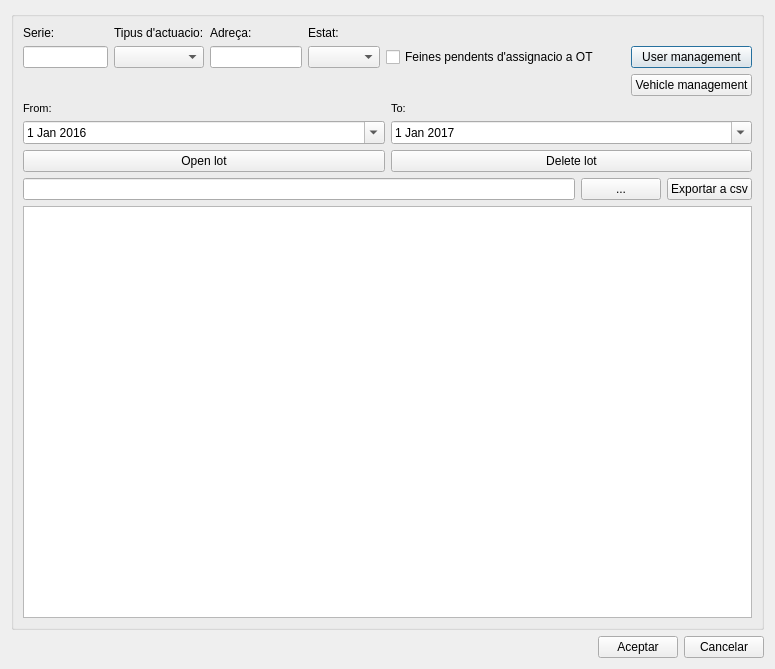
Old version of the form ui/lot_management.ui in the repository Giswater/giswater_qgis_plugin.
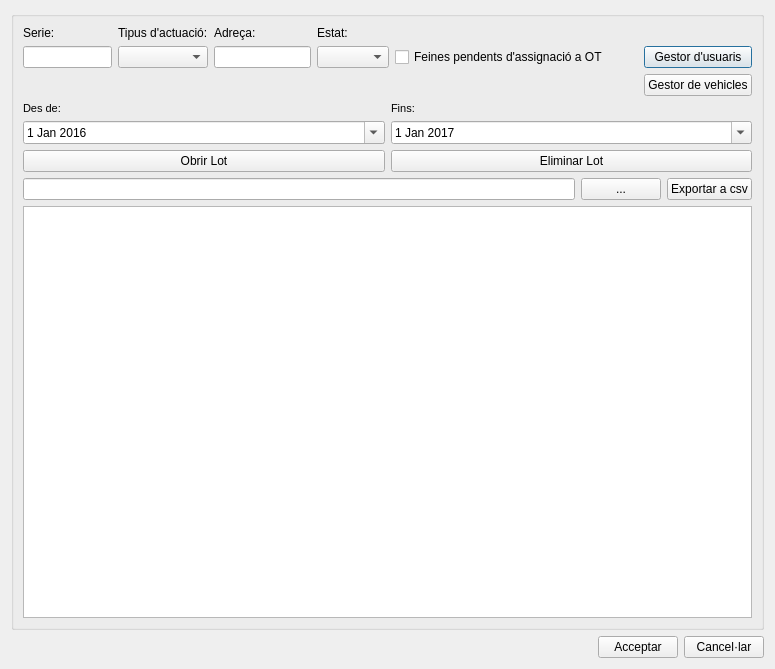
New version of the form.

Commit message: Translate lot forms to catalan

Diff of the .ui file:
```diff
--- a/ui/lot_management.ui
+++ b/ui/lot_management.ui
@@ -25,7 +25,7 @@
         <item row="1" column="6">
          <widget class="QPushButton" name="btn_manage_user">
           <property name="text">
-           <string>User management</string>
+           <string>Gestor d'usuaris</string>
           </property>
          </widget>
         </item>
@@ -61,7 +61,7 @@
         <item row="0" column="1">
          <widget class="QLabel" name="label">
           <property name="text">
-           <string>Tipus d'actuacio:</string>
+           <string>&lt;html&gt;&lt;head/&gt;&lt;body&gt;&lt;p&gt;Tipus d'actuació:&lt;/p&gt;&lt;/body&gt;&lt;/html&gt;</string>
           </property>
          </widget>
         </item>
@@ -82,7 +82,7 @@
         <item row="1" column="4">
          <widget class="QCheckBox" name="chk_assignacio">
           <property name="text">
-           <string>Feines pendents d'assignacio a OT</string>
+           <string>Feines pendents d'assignació a OT</string>
           </property>
          </widget>
         </item>
@@ -99,7 +99,7 @@
         <item row="2" column="6">
          <widget class="QPushButton" name="btn_manage_vehicle">
           <property name="text">
-           <string>Vehicle management</string>
+           <string>Gestor de vehicles</string>
           </property>
          </widget>
         </item>
@@ -123,7 +123,7 @@
              <enum>QFrame::Plain</enum>
             </property>
             <property name="text">
-             <string>From:</string>
+             <string>Des de:</string>
             </property>
             <property name="textFormat">
              <enum>Qt::AutoText</enum>
@@ -171,7 +171,7 @@
              <enum>QFrame::Raised</enum>
             </property>
             <property name="text">
-             <string>To:</string>
+             <string>Fins:</string>
             </property>
             <property name="textFormat">
              <enum>Qt::AutoText</enum>
@@ -207,14 +207,14 @@
         <item>
          <widget class="QPushButton" name="btn_open">
           <property name="text">
-           <string>Open lot</string>
+           <string>Obrir Lot</string>
           </property>
          </widget>
         </item>
         <item>
          <widget class="QPushButton" name="btn_delete">
           <property name="text">
-           <string>Delete lot</string>
+           <string>Eliminar Lot</string>
           </property>
          </widget>
         </item>
@@ -269,14 +269,14 @@
      <item>
       <widget class="QPushButton" name="btn_accept">
        <property name="text">
-        <string>Aceptar</string>
+        <string>Acceptar</string>
        </property>
       </widget>
      </item>
      <item>
       <widget class="QPushButton" name="btn_cancel">
        <property name="text">
-        <string>Cancelar</string>
+        <string>Cancel·lar</string>
        </property>
       </widget>
      </item>
```
Left out of the diff: 12 changed lines with no effect on the pictures. The commit also changes 3 other files.
